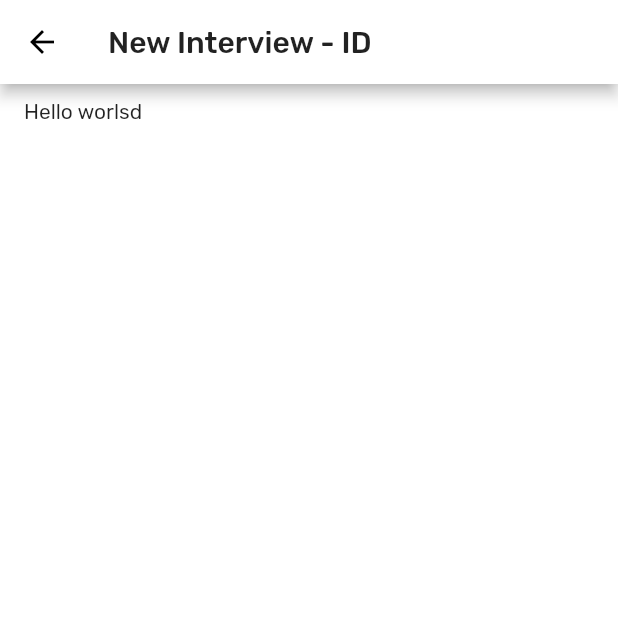
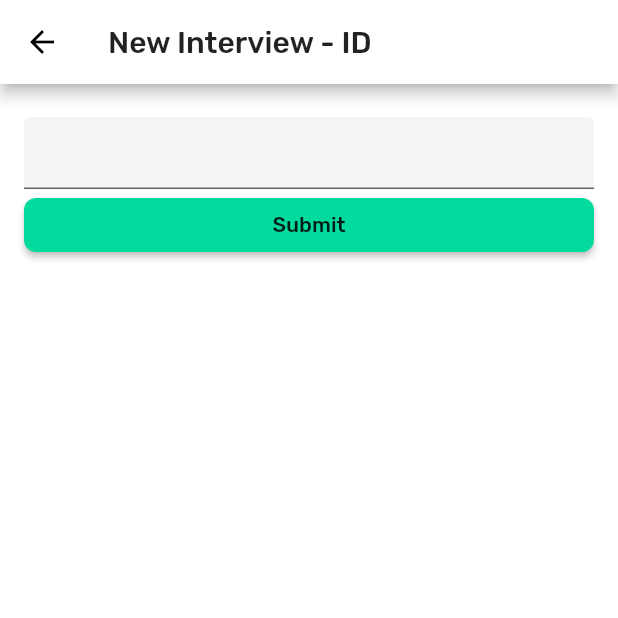
Before and after one commit to DavidChilufya/absapp, a Flutter app: the InterviewMetaData screen opened by its route, on a phone screen of 412 x 824 dp, the top half of it. Run offline on Flutter 3.47's test engine with Material 2 defaults, Android fonts, the phone set to English and light mode, and no system bars; our stand-ins replace bloc, equatable, firebase_auth, flutter_spinkit, sembast; accounts and stored records are empty.

Commit message:
quick commit

```diff
--- /dev/null
+++ b/lib/forms/questionnaire/meta_data.dart
@@ -0,0 +1,54 @@
+import 'package:flutter/material.dart';
+
+class MetaDataForm extends StatefulWidget {
+  @override
+  _MetaDataFormState createState() => _MetaDataFormState();
+}
+
+class _MetaDataFormState extends State<MetaDataForm> {
+
+  final _formKey = GlobalKey<FormState>();
+  bool loading = false;
+
+    void _submitForm() async {
+      if (_formKey.currentState.validate()) {
+                  // If the form is valid, display a Snackbar.
+                  Scaffold.of(context)
+                      .showSnackBar(SnackBar(content: Text('Processing Data')));
+                }
+    }
+
+  @override
+  Widget build(BuildContext context) {
+
+    return SafeArea(child: Column(
+      children: <Widget>[
+        Form(
+          key  : _formKey,
+          child: Column(
+            children: <Widget>[
+              SizedBox(height: 12),
+              TextFormField(
+                keyboardType: TextInputType.text,
+                validator: (value) {
+                  if (value.isEmpty) {
+                    return 'Please enter some text';
+                  }
+                  return null;
+                },
+              ),
+              SizedBox(
+                width: 500,
+                child: RaisedButton(
+                  child: Text("Submit"),
+                  onPressed: _submitForm,
+                ),
+              )
+            ],)
+        )
+      ],
+    ));
+
+  }
+
+}
--- a/lib/screens/home.dart
+++ b/lib/screens/home.dart
@@ -1,5 +1,4 @@
 import 'package:absapp/screens/questionaire/metaData/bloc/meta_data_bloc.dart';
-import 'package:absapp/screens/questionaire/metaData/bloc/meta_data_event.dart';
 import 'package:absapp/screens/welcome.dart';
 import 'package:absapp/services/auth.dart';
 import 'package:firebase_auth/firebase_auth.dart';
--- a/lib/screens/questionaire/metaData/meta_data.dart
+++ b/lib/screens/questionaire/metaData/meta_data.dart
@@ -1,3 +1,4 @@
+import 'package:absapp/forms/questionnaire/meta_data.dart';
 import 'package:flutter/material.dart';
 import 'package:flutter/widgets.dart';
 
@@ -10,7 +11,7 @@ class InterviewMetaData extends StatelessWidget{
       appBar: AppBar(title: Text("New Interview - ID")),
       body: Padding(
         padding: const EdgeInsets.symmetric(horizontal: 16, vertical: 10),
-        child: Text('Hello worlsd'),),
+        child: MetaDataForm(),),
     );
   }
 
```
Also changed, not shown: lib/models/questionnaire/create.dart (deleted, +0 -35 lines), lib/services/create_dao.dart (deleted, +0 -48 lines), 1 other file.
